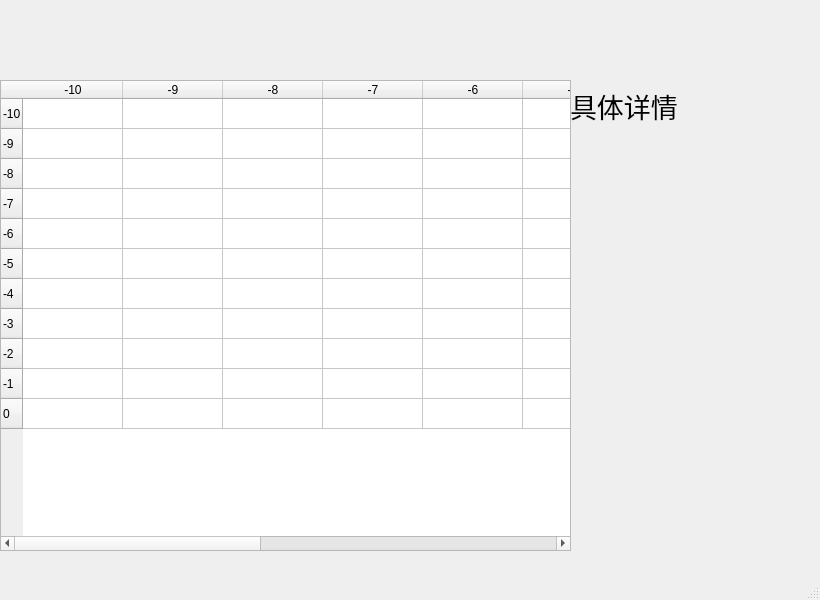
Above: mainwindow.ui from Zao-chen/ZcCommandEditor before the change. Below: the same form after it.
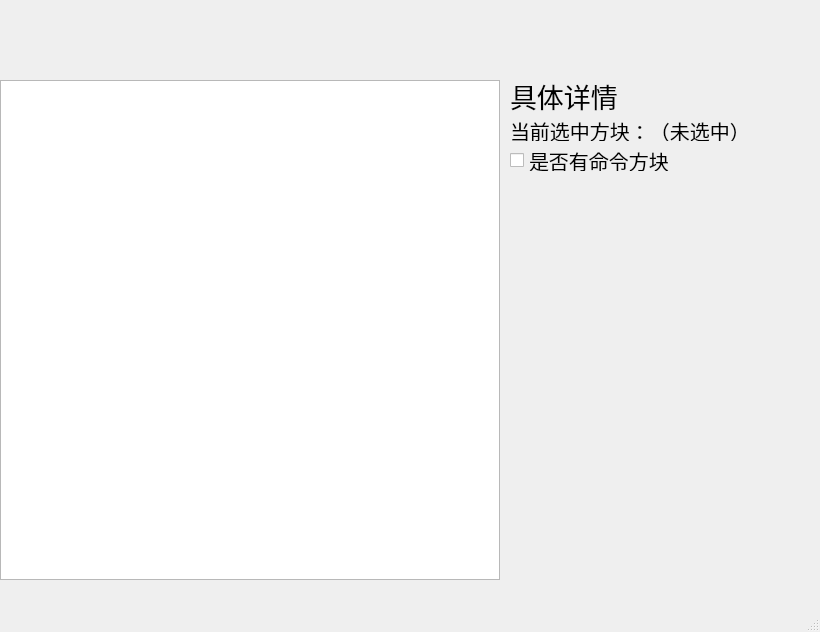
That is the form after the change.

Patch:
```diff
--- a/mainwindow.ui
+++ b/mainwindow.ui
@@ -7,29 +7,18 @@
     <x>0</x>
     <y>0</y>
     <width>820</width>
-    <height>600</height>
+    <height>632</height>
    </rect>
   </property>
   <property name="windowTitle">
    <string>MainWindow</string>
   </property>
   <widget class="QWidget" name="centralwidget">
-   <widget class="QWidget" name="gridLayoutWidget">
-    <property name="geometry">
-     <rect>
-      <x>0</x>
-      <y>0</y>
-      <width>571</width>
-      <height>81</height>
-     </rect>
-    </property>
-    <layout class="QGridLayout" name="gridLayout"/>
-   </widget>
    <widget class="QLabel" name="label">
     <property name="geometry">
      <rect>
-      <x>570</x>
-      <y>90</y>
+      <x>510</x>
+      <y>80</y>
       <width>111</width>
       <height>31</height>
      </rect>
@@ -52,123 +41,49 @@
      <rect>
       <x>0</x>
       <y>80</y>
-      <width>571</width>
-      <height>471</height>
+      <width>500</width>
+      <height>500</height>
      </rect>
     </property>
     <property name="dragEnabled">
      <bool>false</bool>
     </property>
-    <row>
-     <property name="text">
-      <string>-10</string>
-     </property>
-    </row>
-    <row>
-     <property name="text">
-      <string>-9</string>
-     </property>
-    </row>
-    <row>
-     <property name="text">
-      <string>-8</string>
-     </property>
-    </row>
-    <row>
-     <property name="text">
-      <string>-7</string>
-     </property>
-    </row>
-    <row>
-     <property name="text">
-      <string>-6</string>
-     </property>
-    </row>
-    <row>
-     <property name="text">
-      <string>-5</string>
-     </property>
-    </row>
-    <row>
-     <property name="text">
-      <string>-4</string>
-     </property>
-    </row>
-    <row>
-     <property name="text">
-      <string>-3</string>
-     </property>
-    </row>
-    <row>
-     <property name="text">
-      <string>-2</string>
-     </property>
-    </row>
-    <row>
-     <property name="text">
-      <string>-1</string>
-     </property>
-    </row>
-    <row>
-     <property name="text">
-      <string>0</string>
-     </property>
-    </row>
-    <column>
-     <property name="text">
-      <string>-10</string>
-     </property>
-    </column>
-    <column>
-     <property name="text">
-      <string>-9</string>
-     </property>
-    </column>
-    <column>
-     <property name="text">
-      <string>-8</string>
-     </property>
-    </column>
-    <column>
-     <property name="text">
-      <string>-7</string>
-     </property>
-    </column>
-    <column>
-     <property name="text">
-      <string>-6</string>
-     </property>
-    </column>
-    <column>
-     <property name="text">
-      <string>-5</string>
-     </property>
-    </column>
-    <column>
-     <property name="text">
-      <string>-4</string>
-     </property>
-    </column>
-    <column>
-     <property name="text">
-      <string>-3</string>
-     </property>
-    </column>
-    <column>
-     <property name="text">
-      <string>-2</string>
-     </property>
-    </column>
-    <column>
-     <property name="text">
-      <string>-1</string>
-     </property>
-    </column>
-    <column>
-     <property name="text">
-      <string>0</string>
-     </property>
-    </column>
+   </widget>
+   <widget class="QLabel" name="label_location">
+    <property name="geometry">
+     <rect>
+      <x>510</x>
+      <y>120</y>
+      <width>261</width>
+      <height>21</height>
+     </rect>
+    </property>
+    <property name="font">
+     <font>
+      <pointsize>15</pointsize>
+     </font>
+    </property>
+    <property name="text">
+     <string>当前选中方块：（未选中）</string>
+    </property>
+   </widget>
+   <widget class="QCheckBox" name="checkBox_hasblock">
+    <property name="geometry">
+     <rect>
+      <x>510</x>
+      <y>150</y>
+      <width>191</width>
+      <height>21</height>
+     </rect>
+    </property>
+    <property name="font">
+     <font>
+      <pointsize>15</pointsize>
+     </font>
+    </property>
+    <property name="text">
+     <string>是否有命令方块</string>
+    </property>
    </widget>
   </widget>
   <widget class="QMenuBar" name="menubar">
```
